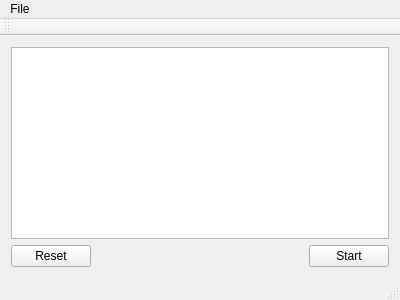
Before: the Qt Designer form mainwindow.ui in DaviesX/A1C-Analyzer, drawn with Qt 5.
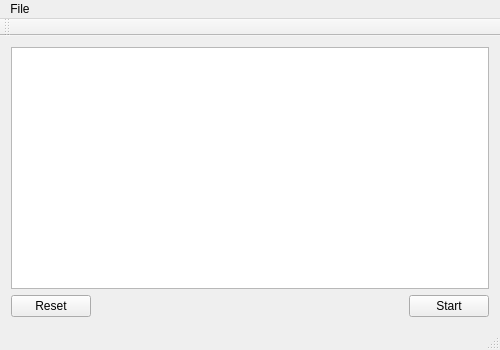
After: the same form once the commit is applied.

Diff of the .ui file:
```diff
--- a/mainwindow.ui
+++ b/mainwindow.ui
@@ -6,8 +6,8 @@
    <rect>
     <x>0</x>
     <y>0</y>
-    <width>400</width>
-    <height>300</height>
+    <width>500</width>
+    <height>350</height>
    </rect>
   </property>
   <property name="windowTitle">
@@ -16,7 +16,11 @@
   <widget class="QWidget" name="centralWidget">
    <layout class="QGridLayout" name="gridLayout">
     <item row="0" column="0" colspan="3">
-     <widget class="QTextEdit" name="textEdit"/>
+     <widget class="QListWidget" name="listWidget">
+      <property name="autoFillBackground">
+       <bool>false</bool>
+      </property>
+     </widget>
     </item>
     <item row="1" column="2">
      <widget class="QPushButton" name="start">
@@ -52,7 +56,7 @@
     <rect>
      <x>0</x>
      <y>0</y>
-     <width>400</width>
+     <width>500</width>
      <height>22</height>
     </rect>
    </property>
```
Left out of the diff: 16 changed lines with no effect on the pictures.
